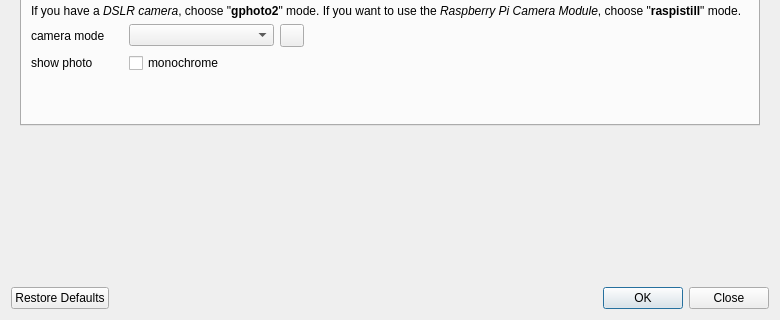
First picture: the form in forms/preferences.ui, repository tomikais/fotobox, before the edit; both pictures show x 0 to 780 and y 230 to 550 of the 780 by 550 pixel window.
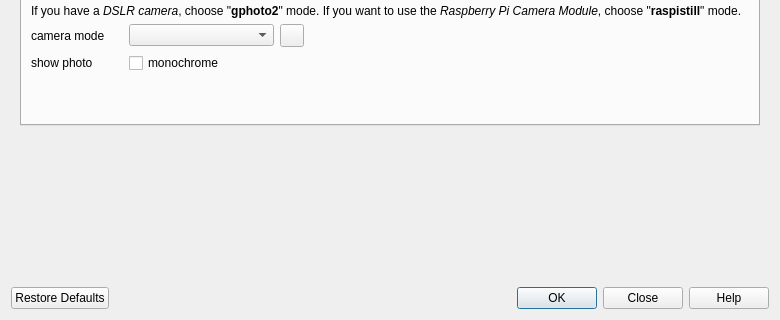
Second picture: the form after the edit.

Commit message: help button open README on GitLab

What changed in the file:
```diff
--- a/forms/preferences.ui
+++ b/forms/preferences.ui
@@ -494,7 +494,7 @@
       <bool>true</bool>
      </property>
      <property name="standardButtons">
-      <set>QDialogButtonBox::Close|QDialogButtonBox::Ok|QDialogButtonBox::RestoreDefaults</set>
+      <set>QDialogButtonBox::Close|QDialogButtonBox::Help|QDialogButtonBox::Ok|QDialogButtonBox::RestoreDefaults</set>
      </property>
     </widget>
    </item>
```
Left out of the diff: 4 changed lines with no effect on the pictures. The commit also changes 1 other file.
